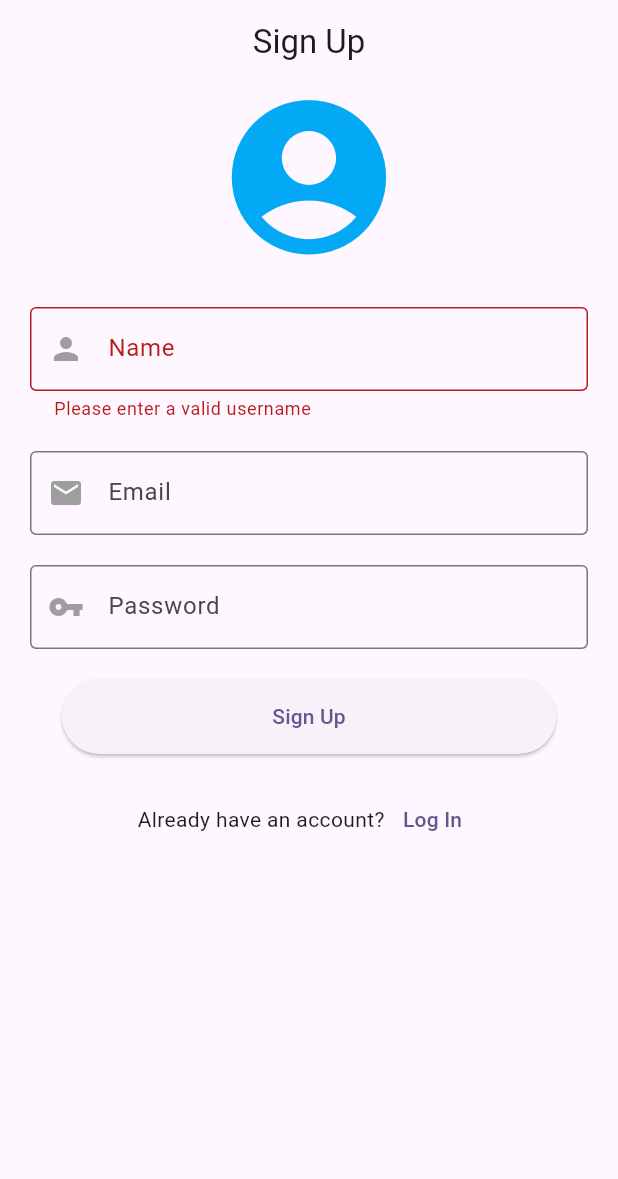
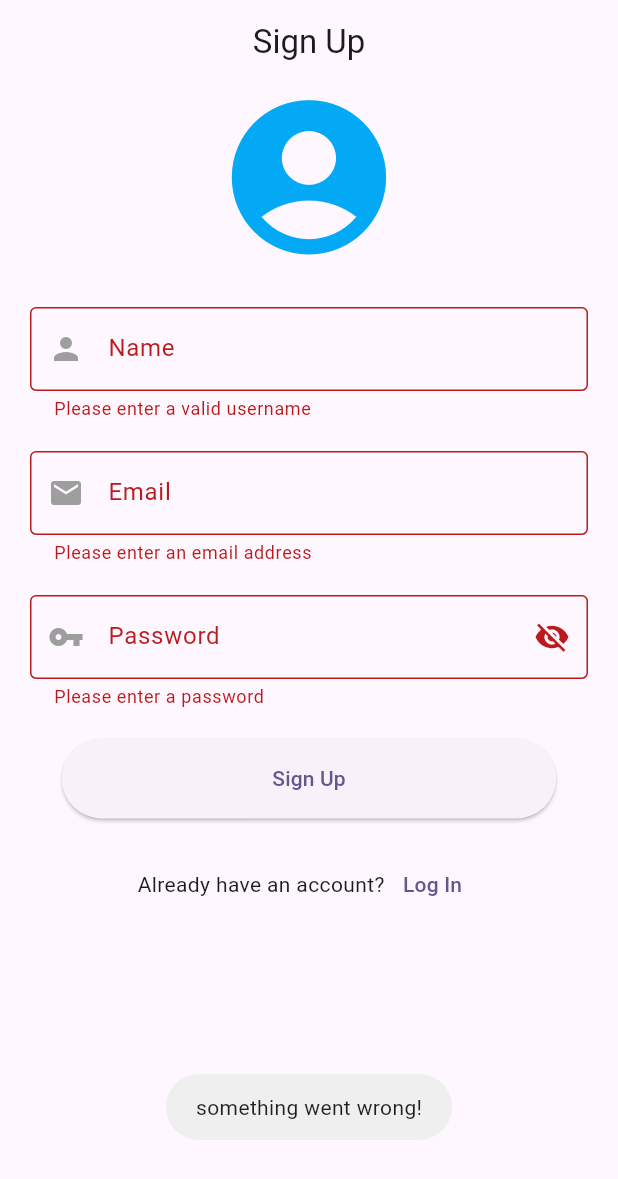
Before and after one commit to YashP-01/mysql_db, a Flutter app: the screen it shows after launch, after a tap on "Sign Up", on a phone screen of 412 x 824 dp. Shown: the top 1179 px of the screen. Run offline on Flutter 3.47's test engine with Material 3 defaults, Android fonts, the phone set to English and light mode, and no system bars; our stand-ins replace device_preview, fluttertoast, get.

Commit message:
date: 28/01/25

```diff
--- a/lib/api_connection/api_connection.dart
+++ b/lib/api_connection/api_connection.dart
@@ -1,10 +1,10 @@
 class API
 {
-  static const hostConnect = "http://192.168.3.76:8000/mysql_db_app";
+  static const hostConnect = "http://192.168.3.76/mysql_db_app";
   static const hostConnectUser = "$hostConnect/user";
 
   // signUp user
-  static const validateEmail = "$hostConnect/user/validate_email.php";
+  static const validateEmail = "$hostConnect/user/validate_email.php  ";
   static const signUp = "$hostConnect/user/signup.php";
 
 }
--- a/lib/main.dart
+++ b/lib/main.dart
@@ -2,10 +2,13 @@ import 'package:flutter/material.dart';
 import 'package:get/get.dart';
 import 'package:mysql_db/users/authentication/login_screen.dart';
 import 'package:mysql_db/users/authentication/signup_screen.dart';
+import 'package:device_preview/device_preview.dart';
 
 void main() {
   WidgetsFlutterBinding.ensureInitialized();
-  runApp(const MyApp());
+  runApp(
+     const MyApp()
+  );
 }
 
 class MyApp extends StatelessWidget {
--- a/lib/users/authentication/model/user.dart
+++ b/lib/users/authentication/model/user.dart
@@ -17,5 +17,4 @@ class User{
         'user_email': user_email,
         'user_password': user_password,
       };
-
 }
--- a/lib/users/authentication/signup_screen.dart
+++ b/lib/users/authentication/signup_screen.dart
@@ -1,11 +1,8 @@
 import 'dart:convert';
 import 'package:flutter/material.dart';
-import 'package:mysql_db/api_connection/api_connection.dart';
 import 'package:mysql_db/users/authentication/login_screen.dart';
 import 'package:http/http.dart' as http;
 import 'package:fluttertoast/fluttertoast.dart';
-
-import 'model/user.dart';
 
 class SignupScreen extends StatefulWidget {
   const SignupScreen({super.key});
@@ -16,6 +13,8 @@ class SignupScreen extends StatefulWidget {
 
 class _SignupScreenState extends State<SignupScreen> {
   final _formKey = GlobalKey<FormState>();
+
+  bool _isObscured = true;
 
   // TextEditingController for each TextFormField
   final TextEditingController _nameController = TextEditingController();
@@ -28,7 +27,7 @@ class _SignupScreenState extends State<SignupScreen> {
     try
     {
       var res = await http.post(
-        Uri.parse(API.validateEmail),
+        Uri.parse("http://192.168.3.76/mysql_db_app/user/validate_email.php"),
         body: {
           'user_email': _emailController.text.trim(),
         }
@@ -40,7 +39,7 @@ class _SignupScreenState extends State<SignupScreen> {
           Fluttertoast.showToast(msg: 'email is already exist, Try another email.');
         } else {
           /// register and save new user record to the database.
-          registerAndSaveUserRecord();
+          // registerAndSaveUserRecord();
         }
       }
     }
@@ -49,77 +48,83 @@ class _SignupScreenState extends State<SignupScreen> {
       Fluttertoast.showToast(msg: e.toString());
     }
   }
-  registerAndSaveUserRecord() async{
-    User userModel = User(
-      1,
-      _nameController.text.trim(),
-      _emailController.text.trim(),
-      _passwordController.text.trim()
-    );
 
-    try
-    {
+
+  registerAndSaveUserRecord() async {
+    try {
       var res = await http.post(
-        Uri.parse(API.signUp),
-        body: userModel.toJson(),
+        Uri.parse("http://192.168.3.76:8000/mysql_db_app/user/signup.php"),
+        headers: {
+          'Content-Type': 'application/json',  // Set the Content-Type to JSON
+        },
+        body: jsonEncode({
+          'user_name': _nameController.text.trim(),
+          'user_email': _emailController.text.trim(),
+          'user_password': _passwordController.text.trim(),
+        }),
       );
 
-      if(res.statusCode == 200){
+      if (res.statusCode == 200) {
+        print("Response code is 200");
+        print("Response body: ${res.body}");
+
         var resBodyOfSignUp = jsonDecode(res.body);
-        if(resBodyOfSignUp['success'] == true){
-          Fluttertoast.showToast(msg: 'Congratulations, Signup successfully');
+
+        print("response is: $resBodyOfSignUp");
+
+        if (resBodyOfSignUp['success'] == true) {
+          Fluttertoast.showToast(msg: 'Congratulations, Signup successful');
+        } else {
+          Fluttertoast.showToast(msg: 'Error occurred, Try again');
         }
-        else{
-          Fluttertoast.showToast(msg: 'Error Occurred, Try again');
-        }
+      } else {
+        print("Error: Server returned status code ${res.statusCode}");
       }
-    }
-    catch(e)
-    {
-      print(e.toString());
+    } catch (e) {
+      print('Error: $e');
       Fluttertoast.showToast(msg: e.toString());
     }
   }
 
+
+
   // Password validation function
-  // String? _validatePassword(String? value) {
-  //   if (value == null || value.isEmpty) {
-  //     return 'Please enter a password';
-  //   }
-  //   if (value.length < 6) {
-  //     return 'Password must be at least 6 characters';
-  //   }
-  //   if (!RegExp(r'\d').hasMatch(value)) {
-  //     return 'Password must contain at least one number';
-  //   }
-  //   if (!RegExp(r'[A-Z]').hasMatch(value)) {
-  //     return 'Password must contain at least one uppercase letter';
-  //   }
-  //   if (!RegExp(r'[!@#$%^&*(),.?":{}|<>]').hasMatch(value)) {
-  //     return 'Password must contain at least one special character';
-  //   }
-  //   return null;
-  // }
-  //
-  // bool isValidUsername(String username) {
-  //   final usernameRegex = RegExp(r'^[a-zA-Z._]+$');
-  //   return usernameRegex.hasMatch(username);
-  // }
+  String? _validatePassword(String? value) {
+    if (value == null || value.isEmpty) {
+      return 'Please enter a password';
+    }
+    if (value.length < 6) {
+      return 'Password must be at least 6 characters';
+    }
+    if (!RegExp(r'\d').hasMatch(value)) {
+      return 'Password must contain at least one number';
+    }
+    if (!RegExp(r'[A-Z]').hasMatch(value)) {
+      return 'Password must contain at least one uppercase letter';
+    }
+    if (!RegExp(r'[!@#$%^&*(),.?":{}|<>]').hasMatch(value)) {
+      return 'Password must contain at least one special character';
+    }
+    return null;
+  }
 
-  // bool isValidEmail(String email) {
-  //   // Regular expression for validating email
-  //   final emailRegex = RegExp(
-  //     r"^[a-zA-Z0-9._%+-]+@[a-zA-Z0-9.-]+\.[a-zA-Z]{2,}$",
-  //   );
-  //   return emailRegex.hasMatch(email);
-  // }
+  bool isValidUsername(String username) {
+    final usernameRegex = RegExp(r'^[a-zA-Z._]+$');
+    return usernameRegex.hasMatch(username);
+  }
+
+  bool isValidEmail(String email) {
+    // Regular expression for validating email
+    final emailRegex = RegExp(
+      r"^[a-zA-Z0-9._%+-]+@[a-zA-Z0-9.-]+\.[a-zA-Z]{2,}$",
+    );
+    return emailRegex.hasMatch(email);
+  }
+
 
   @override
   Widget build(BuildContext context) {
-    double screenWidth = MediaQuery
-        .of(context)
-        .size
-        .width;
+    double screenWidth = MediaQuery.of(context).size.width;
 
     EdgeInsetsGeometry padding = screenWidth > 600
         ? EdgeInsets.symmetric(horizontal: 100)
@@ -181,21 +186,21 @@ class _SignupScreenState extends State<SignupScreen> {
                           border: OutlineInputBorder(),
                         ),
                         keyboardType: TextInputType.emailAddress,
-                        // validator: (value) {
-                        //   if (value == null || value.isEmpty) {
-                        //     return 'Please enter an email address';
-                        //   } else if (!isValidEmail(value)) {
-                        //     return 'Invalid email address';
-                        //   }
-                        //   return null;
-                        // },
+                        validator: (value) {
+                          if (value == null || value.isEmpty) {
+                            return 'Please enter an email address';
+                          } else if (!isValidEmail(value)) {
+                            return 'Invalid email address';
+                          }
+                          return null;
+                        },
                       ),
                       SizedBox(height: 20),
 
                       /// password
                       TextFormField(
                         controller: _passwordController,
-                        obscureText: true,
+                        obscureText: _isObscured,
                         decoration: InputDecoration(
                           prefixIcon: const Icon(
                             Icons.vpn_key_sharp,
@@ -203,23 +208,37 @@ class _SignupScreenState extends State<SignupScreen> {
                           ),
                           labelText: 'Password',
                           border: OutlineInputBorder(),
+                            suffixIcon: IconButton(
+                              icon: Icon(
+                                _isObscured ? Icons.visibility_off : Icons.visibility,
+                              ),
+                              onPressed: (){
+                                setState(() {
+                                  _isObscured = !_isObscured;
+                                });
+                              },
+                            )
                         ),
-                        // validator: _validatePassword,
+                        validator: _validatePassword,
                       ),
                       SizedBox(height: 20),
 
                       ElevatedButton(
                         onPressed: () {
-
                           if(_formKey.currentState!.validate()){
-
                             /// validate the email
                             validateUserEmail();
+                            registerAndSaveUserRecord();
+                            Navigator.push(context, MaterialPageRoute(builder: (context) => LoginScreen()));
+                          }
+                          else{
+                            Fluttertoast.showToast(msg: 'something went wrong!');
                           }
                         },
+
                         child: Text('Sign Up'),
                         style: ElevatedButton.styleFrom(
-                          minimumSize: Size(screenWidth * 0.8, 50),
+                          minimumSize: Size(screenWidth * 0.8, 53),
                         ),
                       ),
                       SizedBox(height: 20),
--- a/pubspec.yaml
+++ b/pubspec.yaml
@@ -37,6 +37,7 @@ dependencies:
   get: ^4.6.6
   http: ^1.3.0
   fluttertoast: ^8.2.10
+  device_preview: ^1.2.0
 
 dev_dependencies:
   flutter_test:
```
Also changed, not shown: pubspec.lock, 3 other files.
